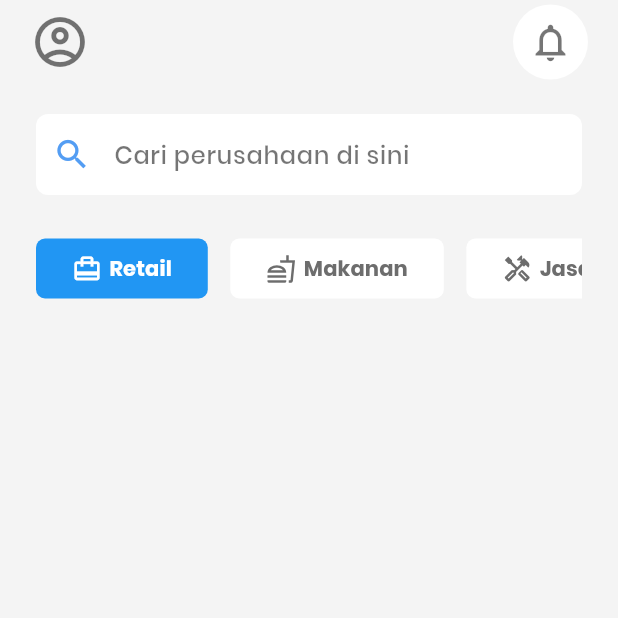
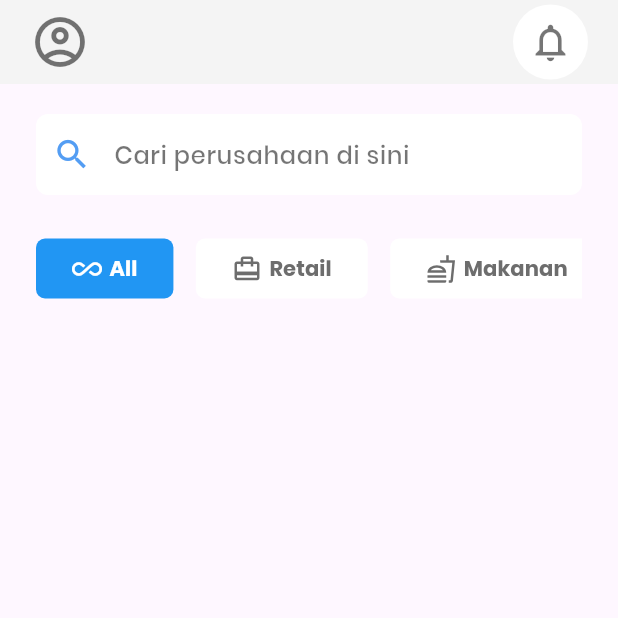
Before and after one commit to Fachryss/Sponsorin, a Flutter app: the SearchPage screen opened directly, on a phone screen of 412 x 824 dp, the top half of it. Run offline on Flutter 3.47's test engine with Material 3 defaults, Android fonts, the phone set to English and light mode, and no system bars; our stand-ins replace cloud_firestore, file_picker, firebase_auth, firebase_core, firebase_storage, flutter_dotenv and 13 more; missing offline and left inert: enhanced_url_launcher, googleapis, googledrivehandler, markdown, random_avatar, universal_html; accounts and stored records are empty.

Commit message:
yn7ybynujmik,

```diff
--- a/lib/page EO/Search/search-page.dart
+++ b/lib/page EO/Search/search-page.dart
@@ -1,4 +1,5 @@
 import 'package:flutter/material.dart';
+import 'package:cloud_firestore/cloud_firestore.dart';
 import 'package:sponsorin/page%20EO/page%20home/custom-container-panjang.dart';
 
 class SearchPage extends StatefulWidget {
@@ -9,55 +10,61 @@ class SearchPage extends StatefulWidget {
 }
 
 class _SearchPageState extends State<SearchPage> {
-  String selectedCategory = "Retail";
-  String _searchQuery = ""; // Tambahkan variabel untuk pencarian
+  String selectedCategory = "All";
+  String _searchQuery = "";
+  bool isLoading = true;
+  Map<String, List<Map<String, String>>> businessData = {};
 
-  final Map<String, List<Map<String, String>>> businessData = {
-    "Retail": [
-      {
-        "image": "image/ibox.png",
-        "title": "iBox",
-        "subtitle": "iBox adalah reseller premium Apple terkemuka di Indonesia."
-      },
-      {
-        "image": "image/informa.png",
-        "title": "Informa",
-        "subtitle": "Retail Informa"
-      },
-    ],
-    "Makanan": [
-      {
-        "image": "image/warungWareg.png",
-        "title": "Warung Wareg",
-        "subtitle":
-            "Menawarkan makanan tradisional Indonesia dengan harga terjangkau"
-      },
-      {
-        "image": "image/aqua.png",
-        "title": "Aqua",
-        "subtitle": "Aqua adalah air mineral yang sudah dikenal sejak lama"
-      },
-    ],
-    "Jasa": [
-      {
-        "image": "image/hisana.jpeg",
-        "title": "Hisana",
-        "subtitle":
-            "Hisana Fried Chicken adalah merek ayam goreng krispi buatan asli anak bangsa yang enaknya disuka di Indonesia."
-      },
-      {
-        "image": "image/kfc-logo.png",
-        "title": "KFC",
-        "subtitle":
-            "KFC (Kentucky Fried Chicken) adalah jaringan restoran cepat saji asal Amerika Serikat yang terkenal dengan ayam gorengnya."
-      },
-    ],
-    // Tambahkan data untuk kategori lainnya
+  @override
+  void initState() {
+    super.initState();
+    fetchDataFromFirestore();
+  }
+
+  Future<void> fetchDataFromFirestore() async {
+    try {
+      QuerySnapshot querySnapshot =
+          await FirebaseFirestore.instance.collection('Companies').get();
+      for (var doc in querySnapshot.docs) {
+        var companyData = doc.data() as Map<String, dynamic>;
+        List<String> categories = getCategoriesFromField(companyData['category']);
+
+        Map<String, String> businessEntry = {
+          "image": companyData['image'] ?? "",
+          "title": companyData['name'] ?? "",
+          "subtitle": companyData['subtitle'] ?? "",
+          "description": companyData['description'] ?? "",
+          "address": companyData['location'] ?? "",
+          "category": categories.join(', '),
         };
 
-  // Fungsi untuk mengambil semua bisnis tanpa kategori
-  List<Map<String, String>> getAllBusinesses() {
-    return businessData.values.expand((list) => list).toList();
+        for (String category in categories) {
+          if (businessData.containsKey(category)) {
+            businessData[category]!.add(businessEntry);
+          } else {
+            businessData[category] = [businessEntry];
+          }
+        }
+      }
+
+      setState(() {
+        isLoading = false;
+      });
+    } catch (e) {
+      print("Error fetching data from Firestore: $e");
+      setState(() {
+        isLoading = false;
+      });
+    }
+  }
+
+  List<String> getCategoriesFromField(dynamic categoryField) {
+    if (categoryField is String) {
+      return [categoryField];
+    } else if (categoryField is List) {
+      return categoryField.map((e) => e.toString()).toList();
+    }
+    return ['Unknown'];
   }
 
   Widget _categoryButton(String text, bool isSelected, IconData icon) {
@@ -65,7 +72,7 @@ class _SearchPageState extends State<SearchPage> {
       onPressed: () {
         setState(() {
           selectedCategory = text;
-          _searchQuery = ""; // Reset pencarian saat kategori diubah
+          _searchQuery = "";
         });
       },
       style: ElevatedButton.styleFrom(
@@ -81,13 +88,15 @@ class _SearchPageState extends State<SearchPage> {
         children: [
           Icon(icon, size: 20),
           SizedBox(width: 5),
-          Text(text,
+          Text(
+            text,
             style: TextStyle(
               color: isSelected
                   ? Colors.white
                   : Color.fromARGB(255, 109, 109, 109),
               fontWeight: FontWeight.bold,
-              )),
+            ),
+          ),
         ],
       ),
     );
@@ -95,23 +104,29 @@ class _SearchPageState extends State<SearchPage> {
 
   @override
   Widget build(BuildContext context) {
-    // Jika ada pencarian, kita ambil semua bisnis dan filter berdasarkan query
-    List<Map<String, String>> displayedBusinesses = _searchQuery.isNotEmpty
-        ? getAllBusinesses().where((business) {
+    List<Map<String, String>> displayedBusinesses = [];
+
+    if (_searchQuery.isNotEmpty) {
+      displayedBusinesses = businessData.values
+          .expand((list) => list)
+          .where((business) {
             return business["title"]!
                 .toLowerCase()
                 .contains(_searchQuery.toLowerCase());
-          }).toList()
-        : businessData[selectedCategory] ?? [];
+          })
+          .toList();
+    } else if (selectedCategory == "All") {
+      displayedBusinesses = businessData.values.expand((list) => list).toList();
+    } else {
+      displayedBusinesses = businessData[selectedCategory] ?? [];
+    }
 
     return Scaffold(
       appBar: AppBar(
         backgroundColor: Color.fromRGBO(244, 244, 244, 100),
         actions: [
           Padding(
-            padding: const EdgeInsets.only(
-              right: 20,
-            ), // Set the same right padding
+            padding: const EdgeInsets.only(right: 20),
             child: Container(
               width: 50,
               height: 50,
@@ -128,7 +143,7 @@ class _SearchPageState extends State<SearchPage> {
           ),
         ],
         leading: Padding(
-          padding: const EdgeInsets.only(left: 20), // Set the same left padding
+          padding: const EdgeInsets.only(left: 20),
           child: Container(
             width: 50,
             height: 50,
@@ -140,11 +155,9 @@ class _SearchPageState extends State<SearchPage> {
           ),
         ),
       ),
-      body: SingleChildScrollView(
-        child: Container(
-          height: MediaQuery.of(context).size.height,
-          color: Color.fromRGBO(244, 244, 244, 100),
-          child: Padding(
+      body: isLoading
+          ? Center(child: CircularProgressIndicator())
+          : Padding(
               padding: EdgeInsets.fromLTRB(24, 20, 24, 24),
               child: Column(
                 crossAxisAlignment: CrossAxisAlignment.start,
@@ -152,7 +165,7 @@ class _SearchPageState extends State<SearchPage> {
                   TextField(
                     onChanged: (value) {
                       setState(() {
-                      _searchQuery = value; // Perbarui query pencarian
+                        _searchQuery = value;
                       });
                     },
                     decoration: InputDecoration(
@@ -166,9 +179,8 @@ class _SearchPageState extends State<SearchPage> {
                       ),
                       prefixIcon: Icon(
                         Icons.search,
-                      color:
-                          Color(0xFF539DF3), // Set the color of the search icon
-                      size: 26, // Set the size of the search icon
+                        color: Color(0xFF539DF3),
+                        size: 26,
                       ),
                       border: OutlineInputBorder(
                         borderRadius: BorderRadius.circular(8),
@@ -177,13 +189,14 @@ class _SearchPageState extends State<SearchPage> {
                       contentPadding: EdgeInsets.symmetric(vertical: 15),
                     ),
                   ),
-                SizedBox(
-                  height: 25,
-                ),
+                  SizedBox(height: 25),
                   SingleChildScrollView(
                     scrollDirection: Axis.horizontal,
                     child: Row(
                       children: [
+                        _categoryButton("All", selectedCategory == "All",
+                            Icons.all_inclusive),
+                        SizedBox(width: 15),
                         _categoryButton("Retail", selectedCategory == "Retail",
                             Icons.card_travel),
                         SizedBox(width: 15),
@@ -193,14 +206,10 @@ class _SearchPageState extends State<SearchPage> {
                         _categoryButton("Jasa", selectedCategory == "Jasa",
                             Icons.handyman_outlined),
                         SizedBox(width: 15),
-                      _categoryButton(
-                          "Kesehatan",
-                          selectedCategory == "Kesehatan",
+                        _categoryButton("Kesehatan", selectedCategory == "Kesehatan",
                             Icons.local_hospital_outlined),
                         SizedBox(width: 15),
-                      _categoryButton(
-                          "Pendidikan",
-                          selectedCategory == "Pendidikan",
+                        _categoryButton("Pendidikan", selectedCategory == "Pendidikan",
                             Icons.school_outlined),
                         SizedBox(width: 15),
                         _categoryButton("Hiburan", selectedCategory == "Hiburan",
@@ -208,30 +217,29 @@ class _SearchPageState extends State<SearchPage> {
                       ],
                     ),
                   ),
-                SizedBox(
-                  height: 25,
+                  SizedBox(height: 25),
+                  Expanded(
+                    child: ListView.builder(
+                      itemCount: displayedBusinesses.length,
+                      itemBuilder: (context, index) {
+                        final business = displayedBusinesses[index];
+                        return Padding(
+                          padding: const EdgeInsets.only(bottom: 15),
+                          child: BuildContainerPanjang(
+                            context: context,
+                            imagePath: business["image"]!,
+                            title: business["title"]!,
+                            sub: business["subtitle"]!,
+                            category: business["category"] ?? 'Unknown',
+                            address: business["address"] ?? 'Unknown',
+                            description: business["description"] ??
+                                'No description available',
                           ),
-                // Column(
-                //   children: displayedBusinesses
-                //       .map((business) => Padding(
-                //             padding: const EdgeInsets.only(bottom: 15),
-                //             child: BuildContainerPanjang(
-                //               context:
-                //                   context, // Pass the context for navigation
-                //               imagePath: business["image"]!,
-                //               title: business["title"]!,
-                //               sub: business["subtitle"]!,
-                //               category: business["category"] ??
-                //                   'Unknown', // Use ?? for default value
-                //               address: business["address"]!,
-                //               description: business["description"]!,
-                //             ),
-                //           ))
-                //       .toList(),
-                // ),
-              ],
+                        );
+                      },
                     ),
                   ),
+                ],
               ),
             ),
     );
```
Also changed, not shown: lib/page EO/page home/homepage.dart (+29 -20 lines). Lines whose indentation alone changed are shown as unchanged.
